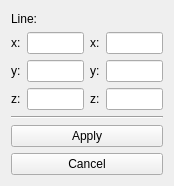
DenDen039/surface-view, file package/ui/Widgets/ui/CreateLineWidget.ui: the form before one commit.
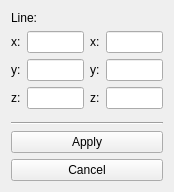
The form after the commit.

Patch:
```diff
--- a/package/ui/Widgets/ui/CreateLineWidget.ui
+++ b/package/ui/Widgets/ui/CreateLineWidget.ui
@@ -7,7 +7,7 @@
     <x>0</x>
     <y>0</y>
     <width>174</width>
-    <height>186</height>
+    <height>192</height>
    </rect>
   </property>
   <property name="windowTitle">
@@ -117,6 +117,19 @@
      </item>
     </layout>
    </item>
+   <item>
+    <spacer name="verticalSpacer">
+     <property name="orientation">
+      <enum>Qt::Vertical</enum>
+     </property>
+     <property name="sizeHint" stdset="0">
+      <size>
+       <width>20</width>
+       <height>40</height>
+      </size>
+     </property>
+    </spacer>
+   </item>
    <item>
     <widget class="Line" name="line">
      <property name="orientation">
```
